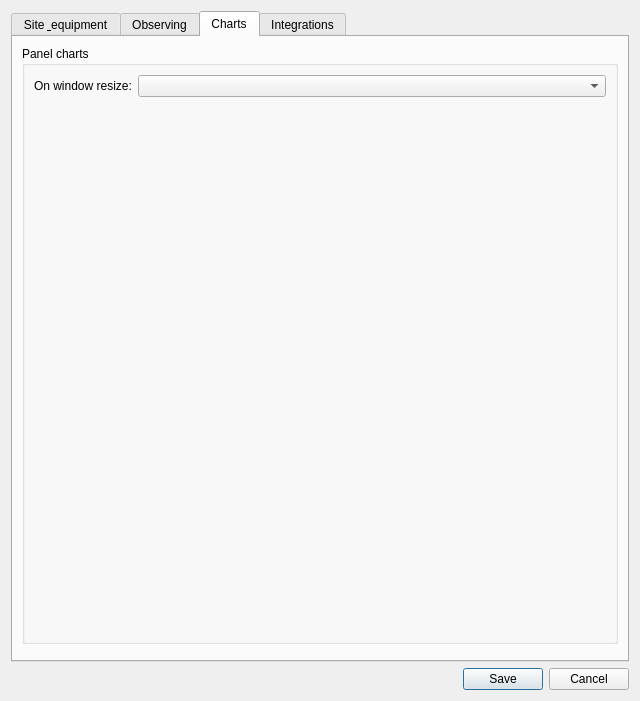
First picture: the form in nightscribe/gui/ui/settings_dialog.ui, repository irydeo/nightscribe, before the edit.
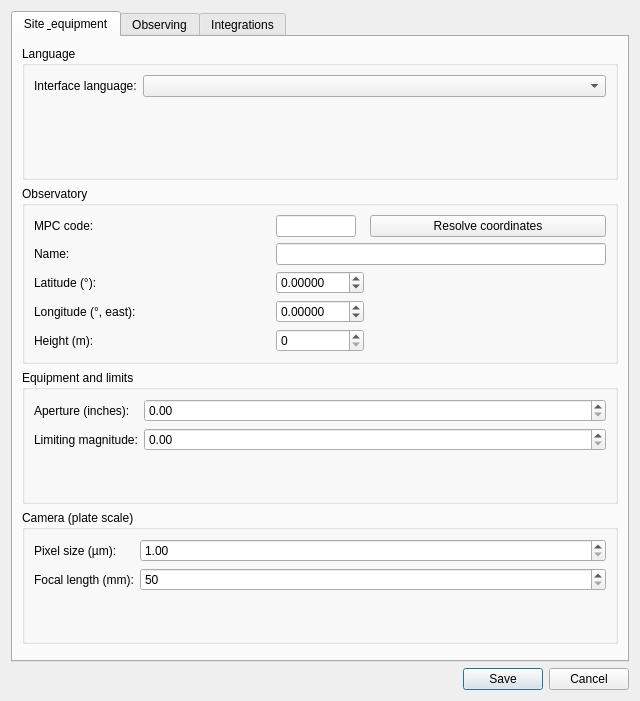
Second picture: the form after the edit. The open tabs and pages were chosen to show the change.

Commit message:
Gui: remove the chart_zoom setting and the Settings > Charts tab (ADR-028)
The Fast/Sharper re-scale-vs-re-draw option is obsolete once every chart
slot is a vector widget (ADR-029) that renders at native resolution. Drop
it everywhere: settings_dialog.ui (tab_charts), main_window.py (populate +
save), overview.py (size override, _RENDER2X, _chart_zoom, rebuild_charts),
config.py (default), test_settings_tabs.py (4 tabs -> 3). ADR-028 and both
WORKFLOWS files annotated with the 2026-09-04 removal (history kept).

Diff of the .ui file:
```diff
--- a/nightscribe/gui/ui/settings_dialog.ui
+++ b/nightscribe/gui/ui/settings_dialog.ui
@@ -151,30 +151,7 @@
        </item>
       </layout>
      </widget>
-     <widget class="QWidget" name="tab_charts">
-      <attribute name="title"><string>Charts</string></attribute>
-      <layout class="QVBoxLayout" name="vbox_charts">
-       <item>
-        <widget class="QGroupBox" name="grp_charts">
-         <property name="title"><string>Panel charts</string></property>
-         <layout class="QFormLayout">
-          <item row="0" column="0"><widget class="QLabel" name="lbl_chart_zoom"><property name="text"><string>On window resize:</string></property></widget></item>
-          <item row="0" column="1">
-           <widget class="QComboBox" name="cmb_chart_zoom">
-            <property name="toolTip"><string>Fast: the chart is pre-drawn once and re-scaled as you resize (smooth). Sharper: it is re-drawn at 2× resolution so big slots stay crisp (slightly slower).</string></property>
-           </widget>
-          </item>
-         </layout>
-        </widget>
-       </item>
-       <item>
-        <spacer name="vspacer_charts">
-         <property name="orientation"><enum>Qt::Vertical</enum></property>
-        </spacer>
-       </item>
-      </layout>
-     </widget>
-     <widget class="QWidget" name="tab_integrations">
+      <widget class="QWidget" name="tab_integrations">
       <attribute name="title"><string>Integrations</string></attribute>
       <layout class="QVBoxLayout" name="vbox_integrations">
        <item>
```
The commit also changes 7 other files.
